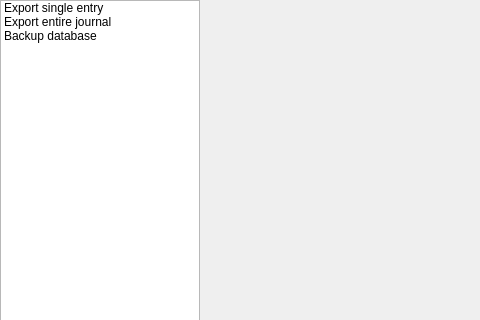
Before: the Qt Designer form ui/entryexporter.ui in pwizard2/robojournal, drawn with Qt 5; both pictures show x 0 to 480 and y 0 to 320 of the 609 by 463 pixel window.
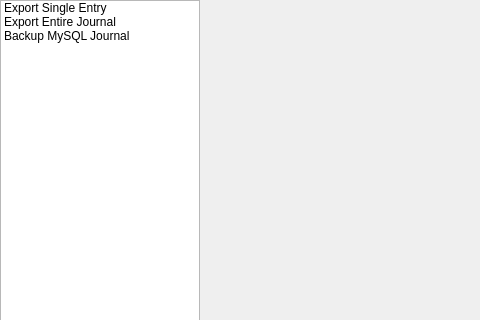
After: the same form once the commit is applied. Icons and pictures are not drawn.

Commit message: added new images to export.html

The edit to the form file:
```diff
--- a/ui/entryexporter.ui
+++ b/ui/entryexporter.ui
@@ -51,7 +51,7 @@
      </property>
      <item>
       <property name="text">
-       <string>Export single entry</string>
+       <string>Export Single Entry</string>
       </property>
       <property name="icon">
        <iconset resource="../images.qrc">
@@ -60,7 +60,7 @@
      </item>
      <item>
       <property name="text">
-       <string>Export entire journal</string>
+       <string>Export Entire Journal</string>
       </property>
       <property name="icon">
        <iconset resource="../images.qrc">
@@ -69,7 +69,7 @@
      </item>
      <item>
       <property name="text">
-       <string>Backup database</string>
+       <string>Backup MySQL Journal</string>
       </property>
       <property name="icon">
        <iconset resource="../images.qrc">
```
Left out of the diff: 15 changed lines with no effect on the pictures. The commit also changes 8 other files.
